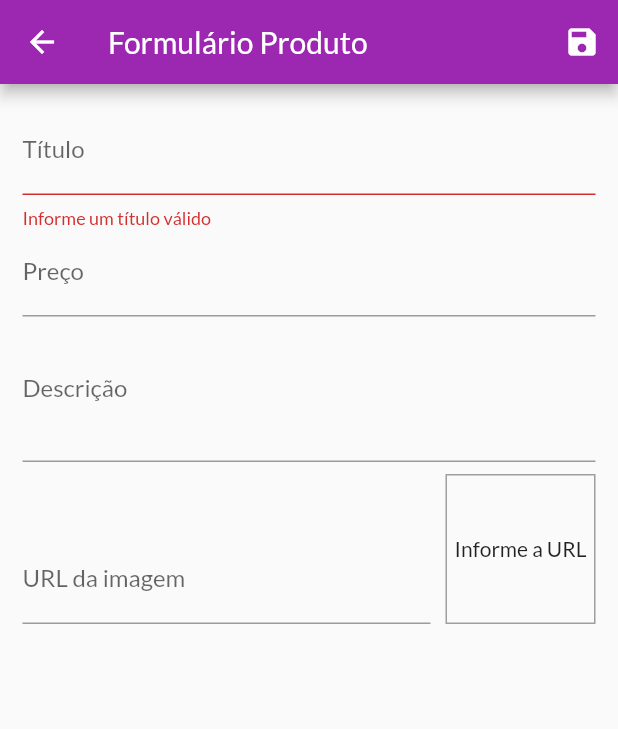
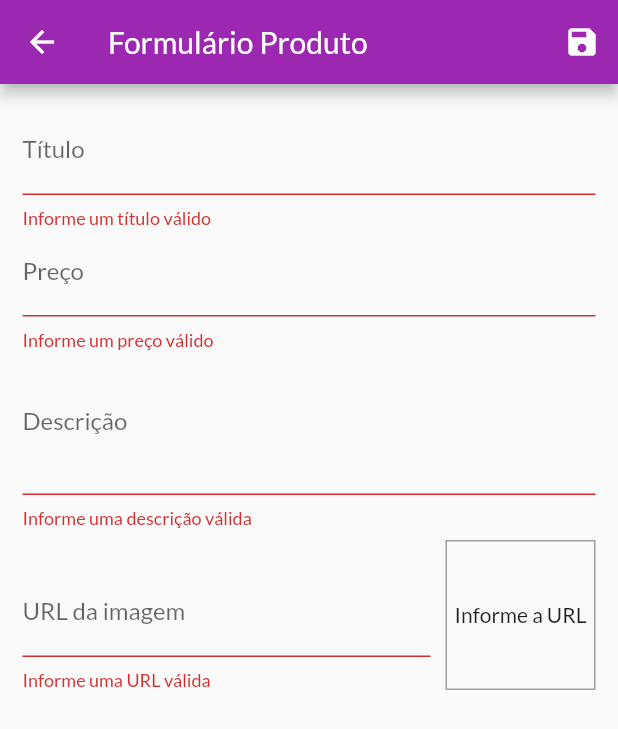
Before and after one commit to scmfaria/shop, a Flutter app: the ProductFormScreen screen opened by its route, after a tap on the "save" icon, on a phone screen of 412 x 824 dp. Shown: the top 729 px of the screen. Run offline on Flutter 3.47's test engine with Material 2 defaults, Android fonts, the phone set to English and light mode, and no system bars; network calls fail.

Commit message:
implementation validate fields, remove and edit products

```diff
--- a/lib/providers/product.dart
+++ b/lib/providers/product.dart
@@ -9,7 +9,7 @@ class Product with ChangeNotifier {
   bool isFavorite;
 
   Product({
-    @required this.id,
+    this.id,
     @required this.title,
     @required this.description,
     @required this.price,
--- a/lib/views/product_form_screen.dart
+++ b/lib/views/product_form_screen.dart
@@ -1,6 +1,6 @@
-import 'dart:math';
-
 import 'package:flutter/material.dart';
+import 'package:provider/provider.dart';
+import 'package:shop/providers/products.dart';
 
 import '../providers/product.dart';
 
@@ -18,9 +18,40 @@ class _ProductFormScreenState extends State<ProductFormScreen> {
   final _formData = Map<String, Object>();
 
   void _updateImage() {
-    setState(() {
+    if(isValidImageUrl(_imageUrlController.text)) {
+      setState(() {});
+    }
+  }
 
-    });
+  @override
+  void didChangeDependencies() {
+    super.didChangeDependencies();
+
+    if(_formData.isEmpty) {
+      final product = ModalRoute.of(context).settings.arguments as Product;
+
+      if(product != null) {
+        _formData['id'] = product.id;
+        _formData['title'] = product.title;
+        _formData['description'] = product.description;
+        _formData['price'] = product.price;
+        _formData['imageUrl'] = product.imageUrl;
+
+        _imageUrlController.text = _formData['imageUrl'];
+      } else {
+        _formData['price'] = '';
+      }
+    }
+  }
+
+  bool isValidImageUrl(String url) {
+    bool isValidProtocol = url.toLowerCase().startsWith('http://')
+        || url.toLowerCase().startsWith('https://');
+    bool endsWithPng = url.toLowerCase().endsWith('.png');
+    bool endsWithJpg = url.toLowerCase().endsWith('.jpg');
+    bool endsWithJpeg = url.toLowerCase().endsWith('.jpeg');
+
+    return isValidProtocol && (endsWithJpeg || endsWithJpg || endsWithPng);
   }
 
   @override
@@ -48,12 +79,22 @@ class _ProductFormScreenState extends State<ProductFormScreen> {
     _form.currentState.save();
 
     final newProduct = Product(
-      id: Random().nextDouble().toString(),
+      id: _formData['id'],
       title: _formData['title'],
       description: _formData['description'],
       price: _formData['price'],
       imageUrl: _formData['imageUrl']
     );
+
+    final provider = Provider.of<Products>(context, listen: false);
+
+    if(_formData['id'] == null) {
+      provider.addProduct(newProduct);
+    } else {
+      provider.updateProduct(newProduct);
+    }
+
+    Navigator.of(context).pop();
   }
 
   @override
@@ -77,6 +118,7 @@ class _ProductFormScreenState extends State<ProductFormScreen> {
           child: ListView(
             children: [
               TextFormField(
+                initialValue: _formData['title'],
                 decoration: InputDecoration(labelText: 'Título'),
                 textInputAction: TextInputAction.next,
                 onFieldSubmitted: (_) {
@@ -96,6 +138,7 @@ class _ProductFormScreenState extends State<ProductFormScreen> {
                 },
               ),
               TextFormField(
+                initialValue: _formData['price'].toString(),
                 decoration: InputDecoration(labelText: 'Preço'),
                 textInputAction: TextInputAction.next,
                 focusNode: _priceFocusNode,
@@ -106,13 +149,35 @@ class _ProductFormScreenState extends State<ProductFormScreen> {
                   FocusScope.of(context).requestFocus(_descriptionFocusNode);
                 },
                 onSaved: (value) => _formData['price'] = double.parse(value),
+                validator: (value) {
+                  bool empty = value.trim().isEmpty;
+                  bool invalid = double.tryParse(value) == null || double.tryParse(value) <= 0;
+
+                  if(empty || invalid) {
+                    return 'Informe um preço válido';
+                  }
+
+                  return null;
+                },
               ),
               TextFormField(
+                initialValue: _formData['description'],
                 decoration: InputDecoration(labelText: 'Descrição'),
                 maxLines: 3,
                 keyboardType: TextInputType.multiline,
                 focusNode: _descriptionFocusNode,
                 onSaved: (value) => _formData['description'] = value,
+                validator: (value) {
+                  if(value.trim().isEmpty) {
+                    return 'Informe uma descrição válida';
+                  }
+
+                  if(value.trim().length < 7) {
+                    return 'Informe um título com no mínimo 7 letras';
+                  }
+
+                  return null;
+                },
               ),
               Row(
                 crossAxisAlignment: CrossAxisAlignment.end,
@@ -128,6 +193,13 @@ class _ProductFormScreenState extends State<ProductFormScreen> {
                         _saveForm();
                       },
                       onSaved: (value) => _formData['imageUrl'] = value,
+                      validator: (value) {
+                        bool empty = value.trim().isEmpty;
+                        if(empty || (!isValidImageUrl(value)))
+                          return 'Informe uma URL válida';
+
+                        return null;
+                      },
                     ),
                   ),
                   Container(
```
Also changed, not shown: lib/providers/products.dart (+30 -2 lines), lib/widgets/product_item.dart (+34 -2 lines).
